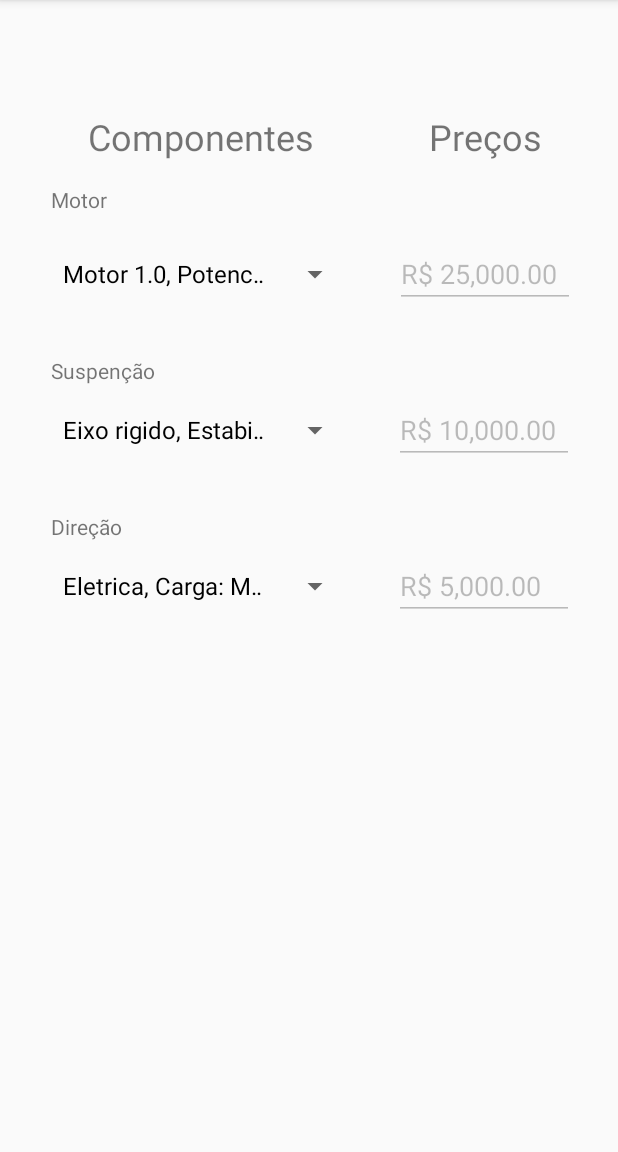
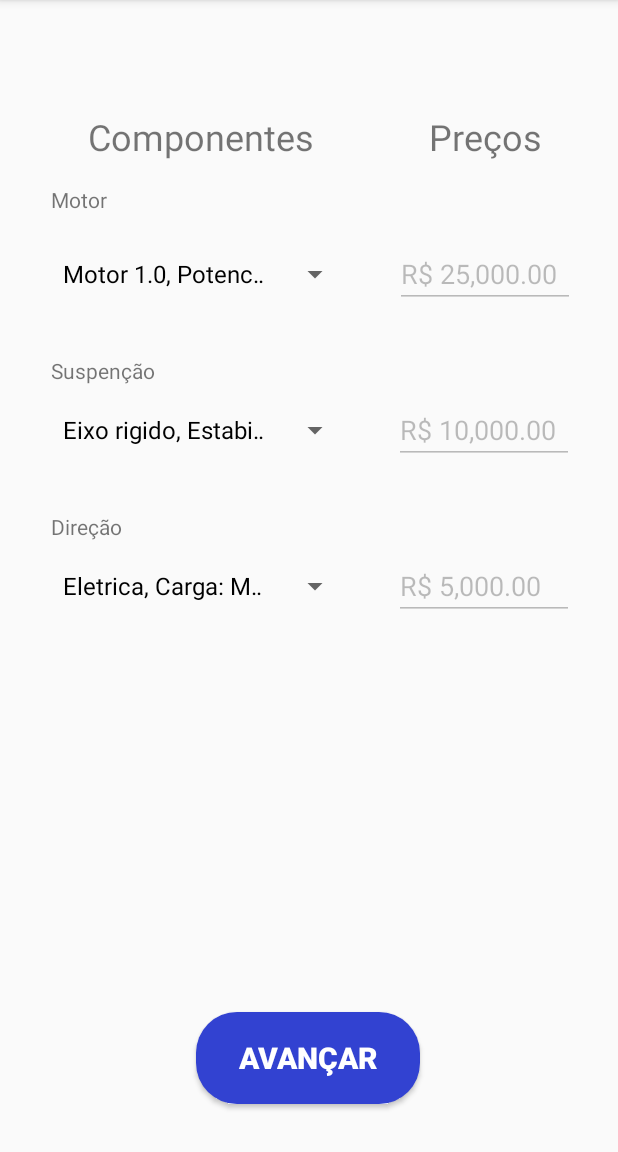
Before and after one commit to ThiagoSousaSantana/Fordus, an Android app: the ComponentesActivity screen opened directly, with no data from a screen before it, on a phone screen of 412 x 824 dp, the part 84-1236 px from its top. Run offline under Robolectric (Android 15) with nearby library versions, the phone set to English and light mode, and no system bars.

Commit message:
Vai niltom

```diff
--- a/app/src/main/java/br/com/una/fordus/activities/ComponentesActivity.java
+++ b/app/src/main/java/br/com/una/fordus/activities/ComponentesActivity.java
@@ -3,10 +3,12 @@ package br.com.una.fordus.activities;
 import androidx.appcompat.app.AppCompatActivity;
 
 import android.R.layout;
+import android.content.Intent;
 import android.os.Bundle;
 import android.view.View;
 import android.widget.AdapterView;
 import android.widget.ArrayAdapter;
+import android.widget.Button;
 import android.widget.EditText;
 import android.widget.Spinner;
 
@@ -15,8 +17,10 @@ import java.util.Arrays;
 import java.util.List;
 
 import br.com.una.fordus.R;
+import br.com.una.fordus.models.Cliente;
 import br.com.una.fordus.models.Direcao;
 import br.com.una.fordus.models.Motor;
+import br.com.una.fordus.models.Orcamento;
 import br.com.una.fordus.models.Suspencao;
 
 public class ComponentesActivity extends AppCompatActivity {
@@ -25,11 +29,15 @@ public class ComponentesActivity extends AppCompatActivity {
     private Motor motorSelecionado = null;
     private Suspencao suspencaoSelecionado = null;
     private Direcao direcaoSelecionado = null;
+    private Cliente cliente= null;
 
     @Override
     protected void onCreate(Bundle savedInstanceState) {
         super.onCreate(savedInstanceState);
         setContentView(R.layout.activity_componentes);
+
+        Intent intent = getIntent();
+        cliente = (Cliente) intent.getSerializableExtra("cliente");
 
         final List<Motor> motores = Arrays.asList(
                 new Motor("Motor 1.0", BigDecimal.valueOf(25000), 80),
@@ -107,5 +115,28 @@ public class ComponentesActivity extends AppCompatActivity {
             }
         });
 
+
+        Button btn = findViewById(R.id.btn_avançarComponentes);
+
+        btn.setOnClickListener(new View.OnClickListener() {
+            @Override
+            public void onClick(View v) {
+                vaiPraOrders();
+            }
+        });
+    }
+
+    private void vaiPraOrders(){
+        Intent intent = new Intent(this, OrderActivity.class);
+
+        Orcamento orcamento = new Orcamento(
+                cliente,
+                motorSelecionado,
+                direcaoSelecionado,
+                suspencaoSelecionado
+        );
+
+        intent.putExtra("orcamento", orcamento);
+        startActivity(intent);
     }
 }
--- a/app/src/main/res/layout/activity_componentes.xml
+++ b/app/src/main/res/layout/activity_componentes.xml
@@ -5,6 +5,23 @@
     android:layout_width="match_parent"
     android:layout_height="match_parent"
     tools:context=".activities.ComponentesActivity">
+
+    <Button
+        android:id="@+id/btn_avançarComponentes"
+        android:layout_width="149dp"
+        android:layout_height="61dp"
+        android:layout_marginBottom="32dp"
+        android:background="@drawable/buttonshape"
+        android:text="Avançar"
+        android:textColor="#FFFFFF"
+        android:textSize="20dp"
+        android:textStyle="bold"
+        app:layout_constraintBottom_toBottomOf="parent"
+        app:layout_constraintEnd_toEndOf="parent"
+        app:layout_constraintHorizontal_bias="0.497"
+        app:layout_constraintStart_toStartOf="parent"
+        app:layout_constraintTop_toTopOf="parent"
+        app:layout_constraintVertical_bias="1.0" />
 
     <Spinner
         android:id="@+id/spMotores"
```
Also changed, not shown: app/src/main/java/br/com/una/fordus/models/Orcamento.java (+18 -1 lines).
